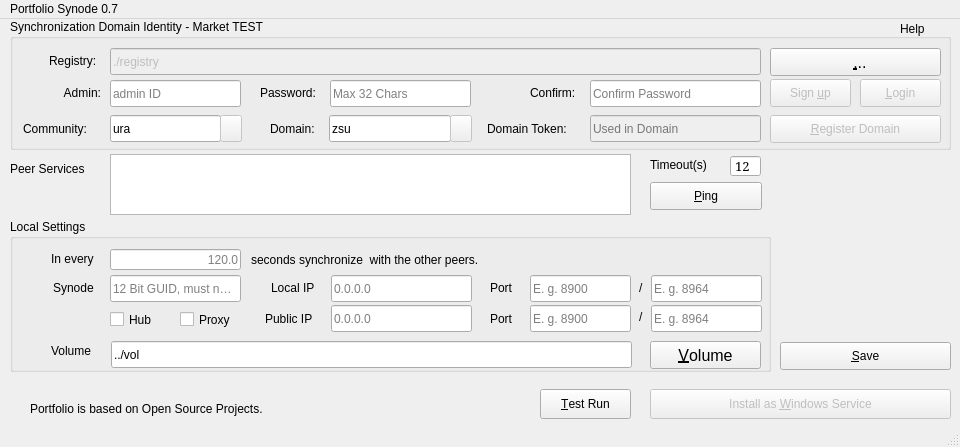
Old version of the form synode.py/src/synodepy3/form.ui in the repository odys-z/semantic-jserv.
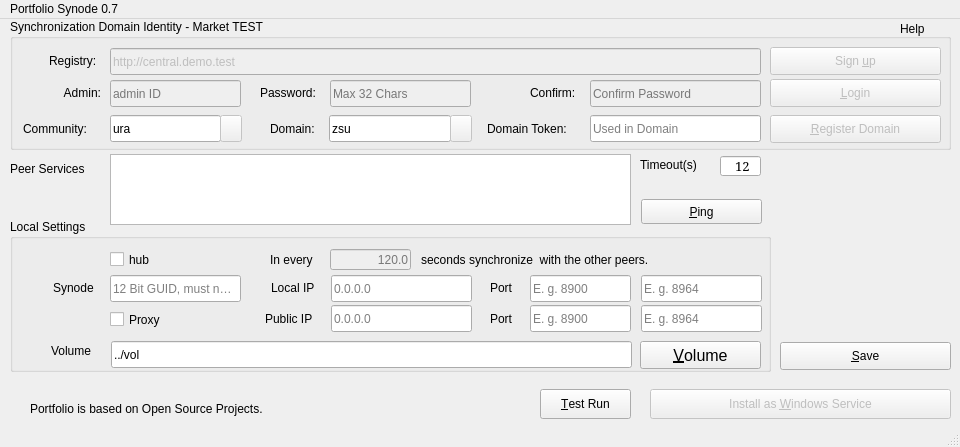
New version of the form. Icons and pictures are not drawn.

Patch:
```diff
--- a/synode.py/src/synodepy3/form.ui
+++ b/synode.py/src/synodepy3/form.ui
@@ -35,7 +35,7 @@
       <x>110</x>
       <y>135</y>
       <width>521</width>
-      <height>61</height>
+      <height>71</height>
      </rect>
     </property>
     <property name="maximumSize">
@@ -115,6 +115,9 @@
      </property>
     </widget>
     <widget class="QLineEdit" name="txtPswd2">
+     <property name="enabled">
+      <bool>false</bool>
+     </property>
      <property name="geometry">
       <rect>
        <x>580</x>
@@ -153,6 +156,9 @@
      </property>
     </widget>
     <widget class="QLineEdit" name="txtPswd">
+     <property name="enabled">
+      <bool>false</bool>
+     </property>
      <property name="geometry">
       <rect>
        <x>320</x>
@@ -179,7 +185,7 @@
     </widget>
     <widget class="QLineEdit" name="txtAdminId">
      <property name="enabled">
-      <bool>true</bool>
+      <bool>false</bool>
      </property>
      <property name="geometry">
       <rect>
@@ -215,39 +221,6 @@
       <string>Password:</string>
      </property>
     </widget>
-    <widget class="QPushButton" name="bRegfolder">
-     <property name="enabled">
-      <bool>true</bool>
-     </property>
-     <property name="geometry">
-      <rect>
-       <x>760</x>
-       <y>29</y>
-       <width>171</width>
-       <height>28</height>
-      </rect>
-     </property>
-     <property name="font">
-      <font>
-       <pointsize>12</pointsize>
-      </font>
-     </property>
-     <property name="text">
-      <string>  &amp;...</string>
-     </property>
-     <property name="icon">
-      <iconset theme="QIcon::ThemeIcon::FolderNew"/>
-     </property>
-     <property name="iconSize">
-      <size>
-       <width>24</width>
-       <height>22</height>
-      </size>
-     </property>
-     <property name="shortcut">
-      <string>Ctrl+D</string>
-     </property>
-    </widget>
     <widget class="QLabel" name="lbRegfolder">
      <property name="geometry">
       <rect>
@@ -277,7 +250,7 @@
       <string extracomment="Managed files and data are saved here."/>
      </property>
      <property name="text">
-      <string>./registry</string>
+      <string>http://central.demo.test</string>
      </property>
      <property name="placeholderText">
       <string>Path to the registered resources.</string>
@@ -395,9 +368,9 @@
      </property>
      <property name="geometry">
       <rect>
-       <x>850</x>
+       <x>760</x>
        <y>60</y>
-       <width>81</width>
+       <width>171</width>
        <height>28</height>
       </rect>
      </property>
@@ -415,8 +388,8 @@
      <property name="geometry">
       <rect>
        <x>760</x>
-       <y>60</y>
-       <width>81</width>
+       <y>28</y>
+       <width>171</width>
        <height>28</height>
       </rect>
      </property>
@@ -429,7 +402,7 @@
     </widget>
     <widget class="QLineEdit" name="txtDompswd">
      <property name="enabled">
-      <bool>false</bool>
+      <bool>true</bool>
      </property>
      <property name="geometry">
       <rect>
@@ -581,10 +554,10 @@
     </property>
     <property name="geometry">
      <rect>
-      <x>650</x>
-      <y>163</y>
-      <width>112</width>
-      <height>28</height>
+      <x>641</x>
+      <y>180</y>
+      <width>121</width>
+      <height>25</height>
      </rect>
     </property>
     <property name="text">
@@ -597,9 +570,9 @@
    <widget class="QLineEdit" name="txtimeout">
     <property name="geometry">
      <rect>
-      <x>730</x>
+      <x>720</x>
       <y>137</y>
-      <width>31</width>
+      <width>41</width>
       <height>20</height>
      </rect>
     </property>
@@ -634,7 +607,7 @@
    <widget class="QLabel" name="lbTimeout">
     <property name="geometry">
      <rect>
-      <x>650</x>
+      <x>640</x>
       <y>138</y>
       <width>81</width>
       <height>16</height>
@@ -701,9 +674,9 @@
     <widget class="QLabel" name="lbJservs">
      <property name="geometry">
       <rect>
-       <x>241</x>
+       <x>411</x>
        <y>30</y>
-       <width>381</width>
+       <width>311</width>
        <height>21</height>
       </rect>
      </property>
@@ -714,25 +687,12 @@
       <string>seconds synchronize  with the other peers.</string>
      </property>
     </widget>
-    <widget class="QLabel" name="lbIneach">
-     <property name="geometry">
-      <rect>
-       <x>41</x>
-       <y>30</y>
-       <width>61</width>
-       <height>20</height>
-      </rect>
-     </property>
-     <property name="text">
-      <string>In every</string>
-     </property>
-    </widget>
     <widget class="QLineEdit" name="txtPort_proxy">
      <property name="geometry">
       <rect>
-       <x>641</x>
+       <x>631</x>
        <y>86</y>
-       <width>111</width>
+       <width>121</width>
        <height>27</height>
       </rect>
      </property>
@@ -784,19 +744,6 @@
       <string>Volume</string>
      </property>
     </widget>
-    <widget class="QLabel" name="lbPort_2">
-     <property name="geometry">
-      <rect>
-       <x>629</x>
-       <y>59</y>
-       <width>12</width>
-       <height>20</height>
-      </rect>
-     </property>
-     <property name="text">
-      <string>/</string>
-     </property>
-    </widget>
     <widget class="QLabel" name="lbSynode">
      <property name="geometry">
       <rect>
@@ -826,7 +773,7 @@
     <widget class="QCheckBox" name="chkReverseProxy">
      <property name="geometry">
       <rect>
-       <x>170</x>
+       <x>100</x>
        <y>90</y>
        <width>62</width>
        <height>21</height>
@@ -874,9 +821,9 @@
     <widget class="QPushButton" name="bVolpath">
      <property name="geometry">
       <rect>
-       <x>640</x>
+       <x>630</x>
        <y>122</y>
-       <width>111</width>
+       <width>121</width>
        <height>28</height>
       </rect>
      </property>
@@ -889,7 +836,7 @@
       <string>&amp;Volume</string>
      </property>
      <property name="icon">
-      <iconset theme="QIcon::ThemeIcon::FolderVisiting"/>
+      <iconset theme="QIcon::ThemeIcon::FolderNew"/>
      </property>
      <property name="iconSize">
       <size>
@@ -983,9 +930,9 @@
     <widget class="QLineEdit" name="txtPort">
      <property name="geometry">
       <rect>
-       <x>641</x>
+       <x>631</x>
        <y>56</y>
-       <width>111</width>
+       <width>121</width>
        <height>27</height>
       </rect>
      </property>
@@ -1003,11 +950,14 @@
      </property>
     </widget>
     <widget class="QLineEdit" name="txtSyncIns">
+     <property name="enabled">
+      <bool>false</bool>
+     </property>
      <property name="geometry">
       <rect>
-       <x>100</x>
+       <x>320</x>
        <y>30</y>
-       <width>131</width>
+       <width>81</width>
        <height>21</height>
       </rect>
      </property>
@@ -1030,19 +980,6 @@
       <string>120.0</string>
      </property>
     </widget>
-    <widget class="QLabel" name="lbPort_3">
-     <property name="geometry">
-      <rect>
-       <x>629</x>
-       <y>88</y>
-       <width>12</width>
-       <height>20</height>
-      </rect>
-     </property>
-     <property name="text">
-      <string>/</string>
-     </property>
-    </widget>
     <widget class="QLineEdit" name="txtVolpath">
      <property name="geometry">
       <rect>
@@ -1066,13 +1003,29 @@
      <property name="geometry">
       <rect>
        <x>100</x>
-       <y>90</y>
+       <y>30</y>
        <width>51</width>
        <height>21</height>
       </rect>
      </property>
      <property name="text">
-      <string>Hub</string>
+      <string>hub</string>
+     </property>
+    </widget>
+    <widget class="QLabel" name="lbJservs_2">
+     <property name="geometry">
+      <rect>
+       <x>260</x>
+       <y>30</y>
+       <width>61</width>
+       <height>21</height>
+      </rect>
+     </property>
+     <property name="cursor">
+      <cursorShape>IBeamCursor</cursorShape>
+     </property>
+     <property name="text">
+      <string>In every</string>
      </property>
     </widget>
    </widget>
```
Left out of the diff: 3 changed lines with no effect on the pictures.
